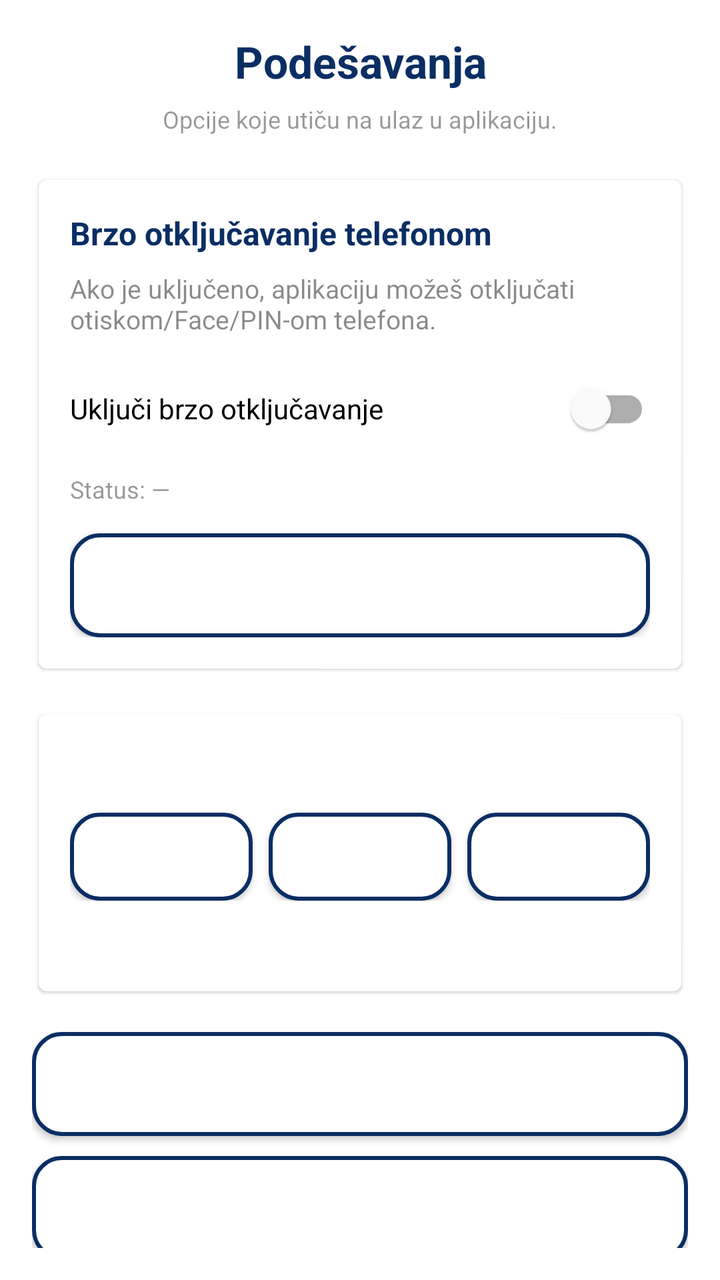
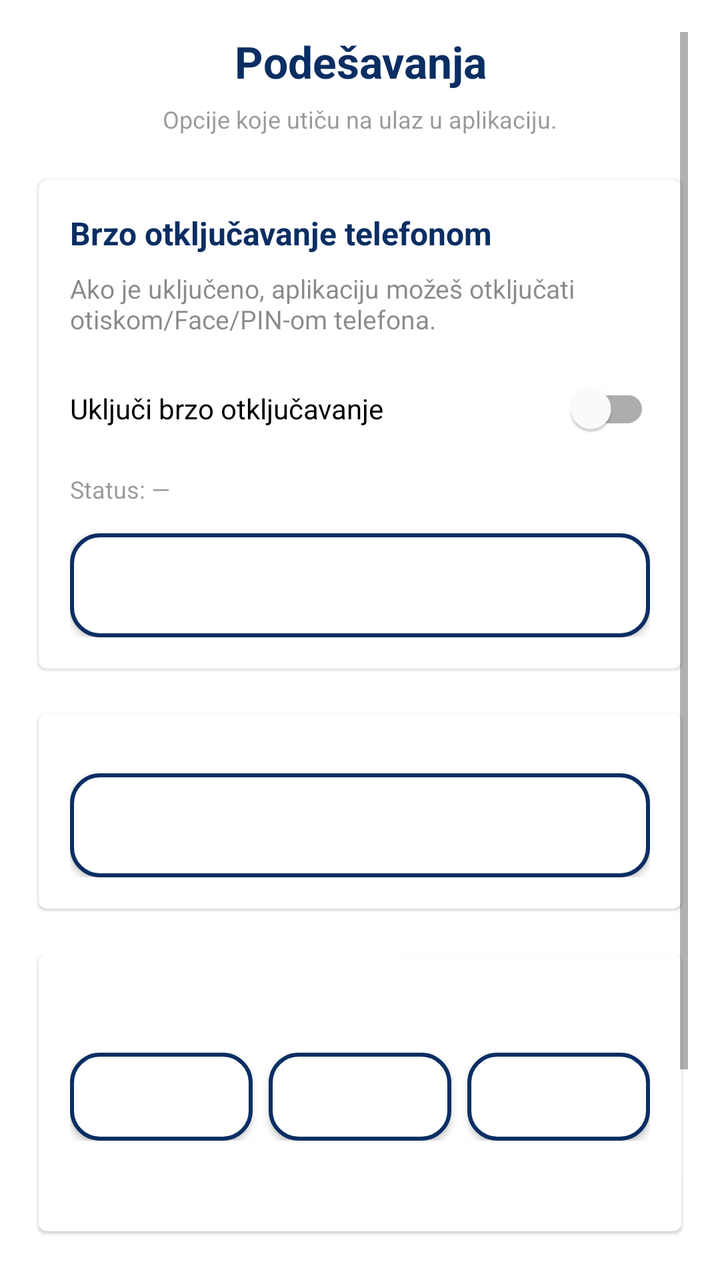

Before-and-after screenshots of an Android layout around one commit, followed by the original layout XML and the change that was made.
<!-- AndroidManifest.xml: application theme Theme.SmartStockLoyalty -->
<!-- res/layout/activity_settings.xml -->
<?xml version="1.0" encoding="utf-8"?>
<ScrollView xmlns:android="http://schemas.android.com/apk/res/android"
    xmlns:app="http://schemas.android.com/apk/res-auto"
    android:id="@+id/root"
    android:layout_width="match_parent"
    android:layout_height="match_parent"
    android:fillViewport="true"
    android:padding="16dp"
    android:background="#FFFFFF">

    <LinearLayout
        android:layout_width="match_parent"
        android:layout_height="wrap_content"
        android:orientation="vertical">

        <TextView
            android:id="@+id/tvSettingsTitle"
            android:layout_width="match_parent"
            android:layout_height="wrap_content"
            android:text="Podešavanja"
            android:textStyle="bold"
            android:textSize="22sp"
            android:gravity="center"
            android:textColor="@color/brand_blue" />

        <TextView
            android:id="@+id/tvSettingsSubtitle"
            android:layout_width="match_parent"
            android:layout_height="wrap_content"
            android:text="Opcije koje utiču na ulaz u aplikaciju."
            android:textSize="12sp"
            android:alpha="0.75"
            android:gravity="center"
            android:layout_marginTop="6dp"
            android:layout_marginBottom="18dp" />

        
        <com.google.android.material.card.MaterialCardView
            android:layout_width="match_parent"
            android:layout_height="wrap_content"
            app:cardUseCompatPadding="true">

            <LinearLayout
                android:layout_width="match_parent"
                android:layout_height="wrap_content"
                android:padding="16dp"
                android:orientation="vertical">

                <TextView
                    android:layout_width="wrap_content"
                    android:layout_height="wrap_content"
                    android:text="Brzo otključavanje telefonom"
                    android:textStyle="bold"
                    android:textColor="@color/brand_blue"
                    android:textSize="16sp" />

                <TextView
                    android:id="@+id/tvQuickUnlockDesc"
                    android:layout_width="match_parent"
                    android:layout_height="wrap_content"
                    android:text="Ako je uključeno, aplikaciju možeš otključati otiskom/Face/PIN-om telefona."
                    android:textSize="13sp"
                    android:layout_marginTop="8dp"
                    android:alpha="0.85" />

                <com.google.android.material.switchmaterial.SwitchMaterial
                    android:id="@+id/swQuickUnlock"
                    android:layout_width="match_parent"
                    android:layout_height="wrap_content"
                    android:text="Uključi brzo otključavanje"
                    android:layout_marginTop="12dp" />

                <TextView
                    android:id="@+id/tvQuickUnlockState"
                    android:layout_width="match_parent"
                    android:layout_height="wrap_content"
                    android:text="Status: —"
                    android:textSize="12sp"
                    android:alpha="0.75"
                    android:layout_marginTop="8dp" />

                <Button
                    android:id="@+id/btnClearSavedEmail"
                    android:layout_width="match_parent"
                    android:layout_height="52dp"
                    android:layout_marginTop="14dp"
                    android:text="Obriši sačuvani email"
                    android:textAllCaps="false"
                    android:background="@drawable/button_outline_active"
                    android:textColor="@color/white" />

            </LinearLayout>
        </com.google.android.material.card.MaterialCardView>

        
        <com.google.android.material.card.MaterialCardView
            android:layout_width="match_parent"
            android:layout_height="wrap_content"
            app:cardUseCompatPadding="true"
            android:layout_marginTop="14dp">

            <LinearLayout
                android:layout_width="match_parent"
                android:layout_height="wrap_content"
                android:padding="16dp"
                android:orientation="vertical">

                <TextView
                    android:layout_width="match_parent"
                    android:layout_height="wrap_content"
                    android:text="Najčešća pitanja"
                    android:textStyle="bold"
                    android:textColor="@color/white"
                    android:textSize="16sp" />

                <LinearLayout
                    android:layout_width="match_parent"
                    android:layout_height="wrap_content"
                    android:orientation="horizontal"
                    android:layout_marginTop="12dp">

                    <Button
                        android:id="@+id/btnHelpOpste"
                        android:layout_width="0dp"
                        android:layout_height="44dp"
                        android:layout_weight="1"
                        android:text="Opšte"
                        android:textAllCaps="false"
                        android:background="@drawable/button_outline_active"
                        android:textColor="@color/white" />

                    <Button
                        android:id="@+id/btnHelpClanarina"
                        android:layout_width="0dp"
                        android:layout_height="44dp"
                        android:layout_weight="1"
                        android:layout_marginStart="8dp"
                        android:text="Članarina"
                        android:textAllCaps="false"
                        android:background="@drawable/button_outline_active"
                        android:textColor="@color/white" />

                    <Button
                        android:id="@+id/btnHelpIsplate"
                        android:layout_width="0dp"
                        android:layout_height="44dp"
                        android:layout_weight="1"
                        android:layout_marginStart="8dp"
                        android:text="Isplate"
                        android:textAllCaps="false"
                        android:background="@drawable/button_outline_active"
                        android:textColor="@color/white" />
                </LinearLayout>

                <ProgressBar
                    android:id="@+id/helpProgress"
                    android:layout_width="wrap_content"
                    android:layout_height="wrap_content"
                    android:layout_gravity="center_horizontal"
                    android:layout_marginTop="12dp"
                    android:visibility="gone" />

                <TextView
                    android:id="@+id/tvHelpBody"
                    android:layout_width="match_parent"
                    android:layout_height="wrap_content"
                    android:text=""
                    android:textSize="13sp"
                    android:alpha="0.9"
                    android:layout_marginTop="12dp" />

            </LinearLayout>
        </com.google.android.material.card.MaterialCardView>

        
        <Button
            android:id="@+id/btnLogout"
            android:layout_width="match_parent"
            android:layout_height="52dp"
            android:layout_marginTop="16dp"
            android:text="Odjava"
            android:textAllCaps="false"
            android:background="@drawable/button_outline_active"
            android:textColor="@color/white" />

        <Button
            android:id="@+id/btnBack"
            android:layout_width="match_parent"
            android:layout_height="52dp"
            android:layout_marginTop="10dp"
            android:text="Nazad"
            android:textAllCaps="false"
            android:background="@drawable/button_outline_active"
            android:textColor="@color/white" />

    </LinearLayout>
</ScrollView>
<!-- resources referenced by this layout -->
<resources>
  <color name="brand_blue">#0A2E63</color>
  <color name="white">#FFFFFFFF</color>
  <!-- drawable button_outline_active (drawable) -->
  <?xml version="1.0" encoding="utf-8"?>
  <ripple xmlns:android="http://schemas.android.com/apk/res/android"
      android:color="?attr/colorControlHighlight">
  
      <item>
          <shape android:shape="rectangle">
              <solid android:color="?attr/colorSurface"/>
              <stroke android:width="2dp" android:color="@color/brand_blue"/>
              <corners android:radius="14dp"/>
              
          </shape>
      </item>
  
      <item android:id="@android:id/mask">
          <shape android:shape="rectangle">
              <solid android:color="@android:color/white"/>
              <corners android:radius="14dp"/>
          </shape>
      </item>
  </ripple>
  <style name="Theme.SmartStockLoyalty" parent="Theme.MaterialComponents.Light.NoActionBar">
          
          <item name="colorPrimary">@color/brand_blue</item>
          <item name="colorPrimaryVariant">@color/brand_blue</item>
          <item name="colorOnPrimary">@android:color/white</item>
  
          <item name="colorSecondary">@color/brand_blue</item>
          <item name="colorSecondaryVariant">@color/brand_blue</item>
          <item name="colorOnSecondary">@android:color/white</item>
  
          
          <item name="android:windowBackground">@android:color/white</item>
  
          
          
      </style>
</resources>

<!-- the commit's change to res/layout/activity_settings.xml (unified diff, before → after) -->
@@ -104,6 +104,44 @@
                 android:layout_height="wrap_content"
                 android:padding="16dp"
                 android:orientation="vertical">
+
+
+
+
+               <ProgressBar
+                    android:id="@+id/manualProgress"
+                    android:layout_width="wrap_content"
+                    android:layout_height="wrap_content"
+                    android:layout_gravity="center_horizontal"
+                    android:layout_marginTop="12dp"
+                    android:visibility="gone" />
+
+                <Button
+                    android:id="@+id/btnManualPdf"
+                    android:layout_width="match_parent"
+                    android:layout_height="52dp"
+                    android:layout_marginTop="14dp"
+                    android:text="Uputstvo"
+                    android:textAllCaps="false"
+                    android:background="@drawable/button_outline_active"
+                    android:textColor="@color/white" />
+
+            </LinearLayout>
+        </com.google.android.material.card.MaterialCardView>
+
+        
+        <com.google.android.material.card.MaterialCardView
+            android:layout_width="match_parent"
+            android:layout_height="wrap_content"
+            app:cardUseCompatPadding="true"
+            android:layout_marginTop="14dp">
+
+            <LinearLayout
+                android:layout_width="match_parent"
+                android:layout_height="wrap_content"
+                android:padding="16dp"
+                android:orientation="vertical"
+                android:paddingBottom="12dp">>
 
                 <TextView
                     android:layout_width="match_parent"
@@ -193,5 +231,7 @@
             android:background="@drawable/button_outline_active"
             android:textColor="@color/white" />
 
+
+
     </LinearLayout>
 </ScrollView>
